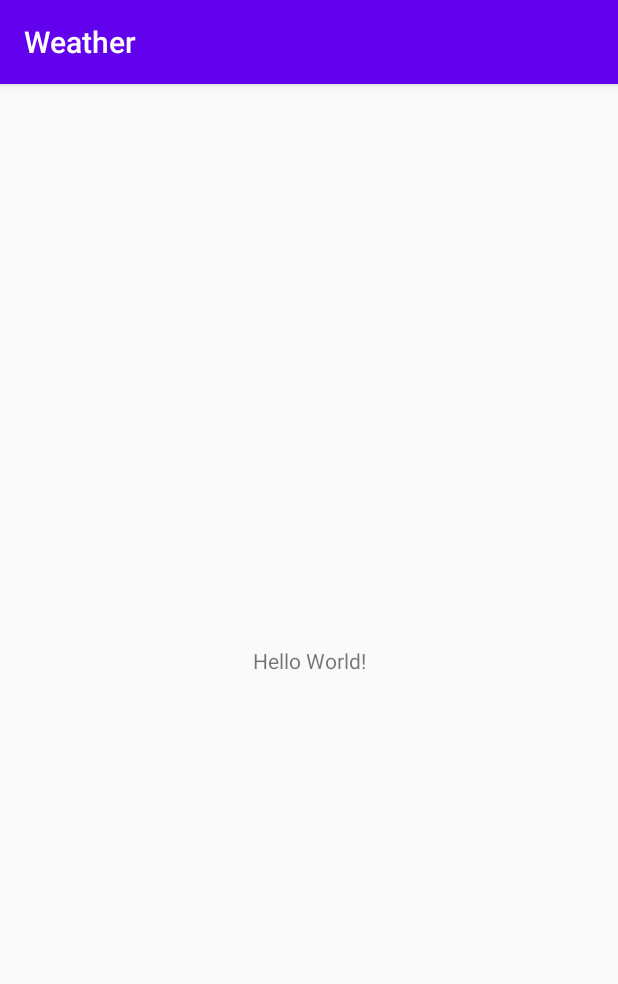
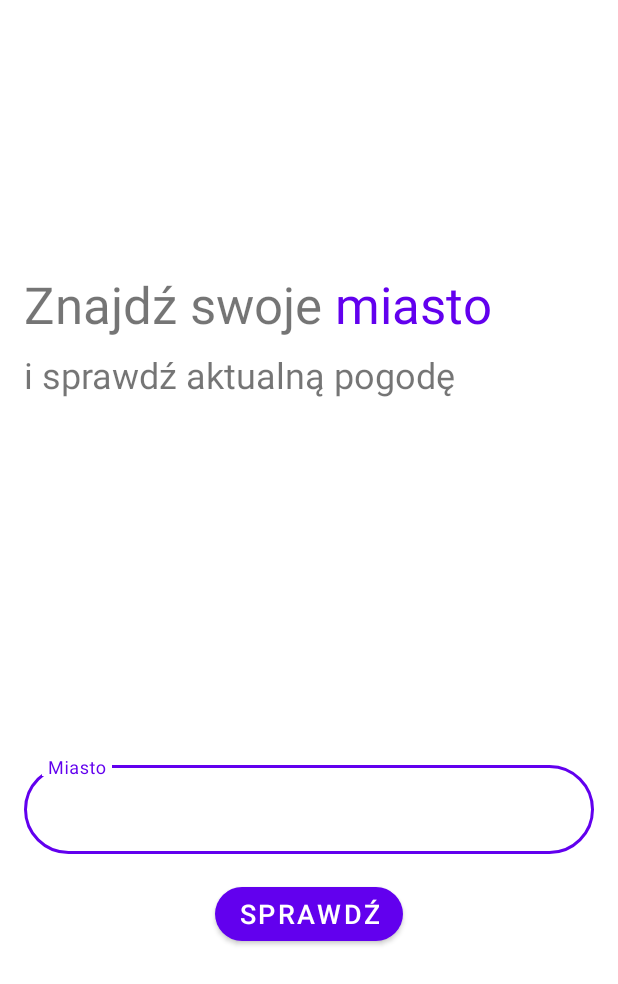
Before and after one commit to hwawrzacz/weatherapp, an Android app: the screen it shows after launch (MainActivity), on a phone screen of 412 x 824 dp. Shown: the top 984 px of the screen. Run offline under Robolectric (Android 15) with nearby library versions, the phone set to English and light mode, and no system bars.

Commit message:
Add home screen layout

```diff
--- a/app/build.gradle
+++ b/app/build.gradle
@@ -14,6 +14,7 @@ android {
         versionName "1.0"
 
         testInstrumentationRunner "androidx.test.runner.AndroidJUnitRunner"
+        vectorDrawables.useSupportLibrary = true
     }
 
     buildTypes {
--- a/app/src/main/AndroidManifest.xml
+++ b/app/src/main/AndroidManifest.xml
@@ -9,7 +9,9 @@
         android:roundIcon="@mipmap/ic_launcher_round"
         android:supportsRtl="true"
         android:theme="@style/AppTheme">
-        <activity android:name=".MainActivity">
+        <activity android:name=".MainActivity"
+            android:theme="@style/AppTheme"
+            android:windowSoftInputMode="adjustResize" >
             <intent-filter>
                 <action android:name="android.intent.action.MAIN" />
 
--- a/app/src/main/java/com/wawrzacz/weather/MainActivity.kt
+++ b/app/src/main/java/com/wawrzacz/weather/MainActivity.kt
@@ -1,12 +1,35 @@
 package com.wawrzacz.weather
 
+import android.content.Context
 import androidx.appcompat.app.AppCompatActivity
 import android.os.Bundle
+import android.renderscript.ScriptGroup
+import android.text.Editable
+import android.text.TextWatcher
+import android.view.View
+import android.view.inputmethod.InputMethodManager
+import android.widget.FrameLayout
+import android.widget.TextView
+import android.widget.Toast
+import com.google.android.material.textfield.TextInputEditText
+import com.google.android.material.textfield.TextInputLayout
+import com.wawrzacz.weather.navigation.MyFragmentManager
+import com.wawrzacz.weather.view.home.HomeScreen
+import kotlinx.android.synthetic.main.activity_main.*
+import kotlinx.android.synthetic.main.fragment_details.*
+import org.w3c.dom.Text
 
 class MainActivity : AppCompatActivity() {
+    private val myFragmentManager = MyFragmentManager
 
     override fun onCreate(savedInstanceState: Bundle?) {
         super.onCreate(savedInstanceState)
         setContentView(R.layout.activity_main)
+
+        myFragmentManager.activity = this
+        myFragmentManager.fragmentContainer = R.id.fragment_container
+
+        val homeScreenFragment = HomeScreen()
+        myFragmentManager.replaceWithPrimaryFragment(homeScreenFragment)
     }
 }
--- /dev/null
+++ b/app/src/main/java/com/wawrzacz/weather/navigation/MyFragmentManager.kt
@@ -0,0 +1,49 @@
+package com.wawrzacz.weather.navigation
+
+import androidx.fragment.app.Fragment
+import androidx.fragment.app.FragmentActivity
+import androidx.fragment.app.FragmentTransaction
+
+object MyFragmentManager {
+    lateinit var activity: FragmentActivity
+    var fragmentContainer = 0
+
+    fun replaceWithSubFragment(newFragment: Fragment) {
+        if (!isFragmentAlreadyVisible(newFragment)){
+            val newFragmentTag = newFragment::class.java
+            val fragmentTransaction = activity.supportFragmentManager.beginTransaction()
+
+            fragmentTransaction
+                .replace(this.fragmentContainer, newFragment, newFragmentTag.toString())
+                .addToBackStack(newFragment.tag)
+                .setTransition(FragmentTransaction.TRANSIT_FRAGMENT_OPEN)
+                .commit()
+        }
+    }
+
+    fun replaceWithPrimaryFragment(fragment: Fragment) {
+        closeFragment()
+
+        val fragmentTransaction = activity!!.supportFragmentManager.beginTransaction()
+        fragmentTransaction
+            .replace(fragmentContainer, fragment)
+            .setTransition(FragmentTransaction.TRANSIT_FRAGMENT_OPEN)
+            .commit()
+    }
+
+    private fun isFragmentAlreadyVisible(newFragment: Fragment): Boolean {
+        val currentFragment = activity!!.supportFragmentManager.findFragmentById(fragmentContainer)
+        var currentFragmentTag: String? = null
+        val newFragmentTag = newFragment::class.java.toString()
+
+        if (currentFragment != null) {
+            currentFragmentTag = currentFragment!!::class.java.toString()
+        }
+
+        return newFragmentTag == (currentFragmentTag)
+    }
+
+    fun closeFragment() {
+        activity!!.supportFragmentManager.popBackStack()
+    }
+}
--- /dev/null
+++ b/app/src/main/java/com/wawrzacz/weather/view/home/HomeScreen.kt
@@ -0,0 +1,71 @@
+package com.wawrzacz.weather.view.home
+
+import android.content.Context
+import android.os.Bundle
+import android.view.LayoutInflater
+import android.view.View
+import android.view.ViewGroup
+import android.view.inputmethod.InputMethodManager
+import android.widget.Toast
+import androidx.fragment.app.Fragment
+import com.google.android.material.button.MaterialButton
+import com.google.android.material.textfield.TextInputEditText
+import com.wawrzacz.weather.R
+import com.wawrzacz.weather.navigation.MyFragmentManager
+import com.wawrzacz.weather.view.details.DetailsFragment
+import kotlinx.android.synthetic.main.fragment_home_page.view.*
+
+class HomeScreen: Fragment() {
+    lateinit var searchButton: MaterialButton
+    lateinit var cityNameInput: TextInputEditText
+
+    override fun onCreateView(
+        inflater: LayoutInflater,
+        container: ViewGroup?,
+        savedInstanceState: Bundle?
+    ): View? {
+        val view = inflater.inflate(R.layout.fragment_home_page, container, false)
+
+        // Initialize fields from view
+        searchButton = view.search_button
+        cityNameInput = view.city_name_input
+
+        // Add listeners
+        searchButton.setOnClickListener {
+            this.onSearch()
+        }
+
+        // Add bindings
+
+        return view
+    }
+
+    private fun onSearch() {
+        // ValidateInput
+        hideKeyboard(searchButton)
+
+        val cityName = this.cityNameInput.text.toString()
+
+        if (cityName.isNullOrBlank()) {
+            // TODO: Show proper error below input
+            makeToastLong("Pusta nazwa")
+        } else {
+            makeToastLong(cityName)
+
+            val detailsFragment = DetailsFragment()
+            MyFragmentManager.replaceWithSubFragment(detailsFragment)
+        }
+
+        // Make API call
+        // If API answer is correct, then open fragment with weather details
+    }
+
+    private fun hideKeyboard(view: View) {
+        val inputMethodManager = context?.getSystemService(Context.INPUT_METHOD_SERVICE) as InputMethodManager
+        inputMethodManager.hideSoftInputFromWindow(view.windowToken, 0)
+    }
+
+    private fun makeToastLong(message: String) {
+        Toast.makeText(context, message, Toast.LENGTH_LONG).show()
+    }
+}
--- /dev/null
+++ b/app/src/main/java/com/wawrzacz/weather/viewmodel/WeatherViewModel.kt
@@ -0,0 +1,4 @@
+package com.wawrzacz.weather.viewmodel
+
+class WeatherViewModel {
+}
--- a/app/src/main/res/layout/activity_main.xml
+++ b/app/src/main/res/layout/activity_main.xml
@@ -6,13 +6,13 @@
     android:layout_height="match_parent"
     tools:context=".MainActivity">
 
-    <TextView
-        android:layout_width="wrap_content"
-        android:layout_height="wrap_content"
-        android:text="Hello World!"
+    <FrameLayout
+        android:id="@+id/fragment_container"
+        android:layout_width="match_parent"
+        android:layout_height="match_parent"
         app:layout_constraintBottom_toBottomOf="parent"
-        app:layout_constraintLeft_toLeftOf="parent"
-        app:layout_constraintRight_toRightOf="parent"
+        app:layout_constraintEnd_toEndOf="parent"
+        app:layout_constraintStart_toStartOf="parent"
         app:layout_constraintTop_toTopOf="parent" />
 
 </androidx.constraintlayout.widget.ConstraintLayout>
--- /dev/null
+++ b/app/src/main/res/layout/fragment_home_page.xml
@@ -0,0 +1,96 @@
+<?xml version="1.0" encoding="utf-8"?>
+<androidx.constraintlayout.widget.ConstraintLayout xmlns:android="http://schemas.android.com/apk/res/android"
+    xmlns:app="http://schemas.android.com/apk/res-auto"
+    xmlns:tools="http://schemas.android.com/tools"
+    android:layout_width="match_parent"
+    android:layout_height="match_parent"
+    tools:context=".MainActivity"
+    android:padding="@dimen/padding_layout">
+
+    <com.google.android.material.textview.MaterialTextView
+        android:id="@+id/textView"
+        android:layout_width="wrap_content"
+        android:layout_height="wrap_content"
+        android:text="Znajdź swoje "
+        android:textSize="@dimen/text_huge"
+        app:layout_constraintBottom_toBottomOf="parent"
+        app:layout_constraintEnd_toEndOf="parent"
+        app:layout_constraintHorizontal_bias="0.0"
+        app:layout_constraintStart_toStartOf="parent"
+        app:layout_constraintTop_toTopOf="parent"
+        app:layout_constraintVertical_bias="0.22000003" />
+
+    <com.google.android.material.textview.MaterialTextView
+        android:id="@+id/materialTextView"
+        android:layout_width="wrap_content"
+        android:layout_height="wrap_content"
+        android:text="miasto"
+        android:textSize="@dimen/text_huge"
+        android:textColor="@color/colorPrimary"
+        app:layout_constraintBottom_toBottomOf="parent"
+        app:layout_constraintEnd_toEndOf="parent"
+        app:layout_constraintHorizontal_bias="0.0"
+        app:layout_constraintStart_toEndOf="@+id/textView"
+        app:layout_constraintTop_toTopOf="@+id/textView"
+        app:layout_constraintVertical_bias="0.0" />
+
+    <com.google.android.material.textview.MaterialTextView
+        android:id="@+id/materialTextView2"
+        android:layout_width="wrap_content"
+        android:layout_height="wrap_content"
+        android:layout_marginTop="8dp"
+        android:text="i sprawdź aktualną pogodę"
+        android:textSize="@dimen/text_big"
+        app:layout_constraintBottom_toBottomOf="parent"
+        app:layout_constraintEnd_toEndOf="@+id/materialTextView"
+        app:layout_constraintStart_toStartOf="@+id/textView"
+        app:layout_constraintTop_toBottomOf="@+id/textView"
+        app:layout_constraintVertical_bias="0.0"
+        app:layout_constraintHorizontal_bias="0.0"/>
+
+    <com.google.android.material.textfield.TextInputLayout
+        android:id="@+id/textInputLayout"
+        android:layout_width="match_parent"
+        android:layout_height="wrap_content"
+        android:hint="Miasto"
+
+        app:boxCornerRadiusBottomEnd="@dimen/input_radius"
+        app:boxCornerRadiusBottomStart="@dimen/input_radius"
+        app:boxCornerRadiusTopEnd="@dimen/input_radius"
+        app:boxCornerRadiusTopStart="@dimen/input_radius"
+        style="@style/Widget.MaterialComponents.TextInputLayout.OutlinedBox.Dense"
+
+
+        app:layout_constraintBottom_toBottomOf="parent"
+        app:layout_constraintEnd_toEndOf="parent"
+        app:layout_constraintStart_toStartOf="parent"
+        app:layout_constraintTop_toBottomOf="@+id/materialTextView2">
+
+        <com.google.android.material.textfield.TextInputEditText
+            android:id="@+id/city_name_input"
+            android:layout_width="match_parent"
+            android:layout_height="wrap_content"
+            android:textSize="@dimen/text_big"
+            android:inputType="textCapSentences"
+            android:maxLength="30" />
+    </com.google.android.material.textfield.TextInputLayout>
+
+    <com.google.android.material.button.MaterialButton
+        android:id="@+id/search_button"
+        android:layout_width="wrap_content"
+        android:layout_height="wrap_content"
+        android:layout_marginTop="@dimen/margin_label"
+
+        android:text="Sprawdź"
+        android:textSize="@dimen/text_normal"
+
+        app:cornerRadius="@dimen/button_corner_radius"
+
+        app:layout_constraintBottom_toBottomOf="parent"
+        app:layout_constraintEnd_toEndOf="@+id/textInputLayout"
+        app:layout_constraintStart_toStartOf="@+id/textInputLayout"
+        app:layout_constraintTop_toBottomOf="@+id/textInputLayout"
+        app:layout_constraintVertical_bias="0.0" />
+
+
+</androidx.constraintlayout.widget.ConstraintLayout>
--- a/app/src/main/res/layout/weather_details.xml
+++ /dev/null
@@ -1,6 +0,0 @@
-<?xml version="1.0" encoding="utf-8"?>
-<androidx.constraintlayout.widget.ConstraintLayout
-    xmlns:android="http://schemas.android.com/apk/res/android" android:layout_width="match_parent"
-    android:layout_height="match_parent">
-
-</androidx.constraintlayout.widget.ConstraintLayout>
--- /dev/null
+++ b/app/src/main/res/values/dimensions.xml
@@ -0,0 +1,30 @@
+<?xml version="1.0" encoding="utf-8"?>
+<resources>
+    <!-- Font sizes -->
+    <dimen name="text_label">16sp</dimen>
+    <dimen name="text_header">34sp</dimen>
+    <dimen name="text_subheader">18sp</dimen>
+    <dimen name="text_temperature">80sp</dimen>
+    <dimen name="text_value">24sp</dimen>
+
+    <dimen name="text_enormous">80sp</dimen>
+    <dimen name="text_huge">34sp</dimen>
+    <dimen name="text_big">24sp</dimen>
+    <dimen name="text_normal">18sp</dimen>
+    <dimen name="text_small">16sp</dimen>
+    <dimen name="text_tiny">14sp</dimen>
+
+    <!-- Paddings and margins -->
+    <dimen name="margin_label">16dp</dimen>
+    <dimen name="margin_section">32dp</dimen>
+    <dimen name="padding_layout">16dp</dimen>
+    <dimen name="padding_text_big">8dp</dimen>
+    <dimen name="padding_text_normal">4dp</dimen>
+    <dimen name="padding_text_small">2dp</dimen>
+
+    <!-- Box sizes -->
+    <dimen name="button_corner_radius">20dp</dimen>
+    <dimen name="button_height">40dp</dimen>
+    <dimen name="input_height">50sp</dimen>
+    <dimen name="input_radius">30dp</dimen>
+</resources>
--- a/app/src/main/res/values/styles.xml
+++ b/app/src/main/res/values/styles.xml
@@ -1,7 +1,7 @@
 <resources>
 
     <!-- Base application theme. -->
-    <style name="AppTheme" parent="Theme.AppCompat.Light.DarkActionBar">
+    <style name="AppTheme" parent="Theme.MaterialComponents.Light.NoActionBar">
         <!-- Customize your theme here. -->
         <item name="colorPrimary">@color/colorPrimary</item>
         <item name="colorPrimaryDark">@color/colorPrimaryDark</item>
--- a/build.gradle
+++ b/build.gradle
@@ -8,7 +8,7 @@ buildscript {
 
     }
     dependencies {
-        classpath 'com.android.tools.build:gradle:3.6.0'
+        classpath 'com.android.tools.build:gradle:3.6.1'
         classpath "org.jetbrains.kotlin:kotlin-gradle-plugin:$kotlin_version"
 
         // NOTE: Do not place your application dependencies here; they belong
```
Also changed, not shown: app/src/main/java/com/wawrzacz/weather/data/model/WeatherData.kt (added, +37 -0 lines), app/src/main/java/com/wawrzacz/weather/model/WeatherData.kt (deleted, +0 -11 lines), app/src/main/java/com/wawrzacz/weather/view/details/DetailsFragment.kt (added, +21 -0 lines), app/src/main/java/com/wawrzacz/weather/viewmodel/WeatherViewModelFactory.kt (added, +10 -0 lines), app/src/main/res/drawable/round_search_24.xml (added, +10 -0 lines), app/src/main/res/layout/fragment_details.xml (added, +171 -0 lines), app/src/main/res/values/strings.xml (+16 -1 lines).
